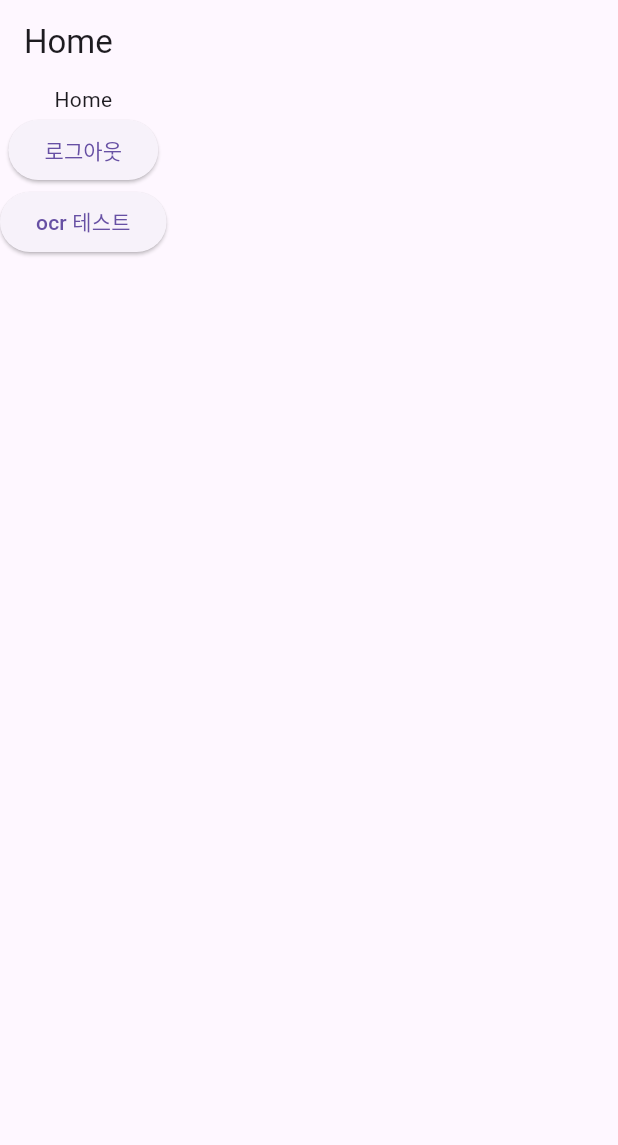
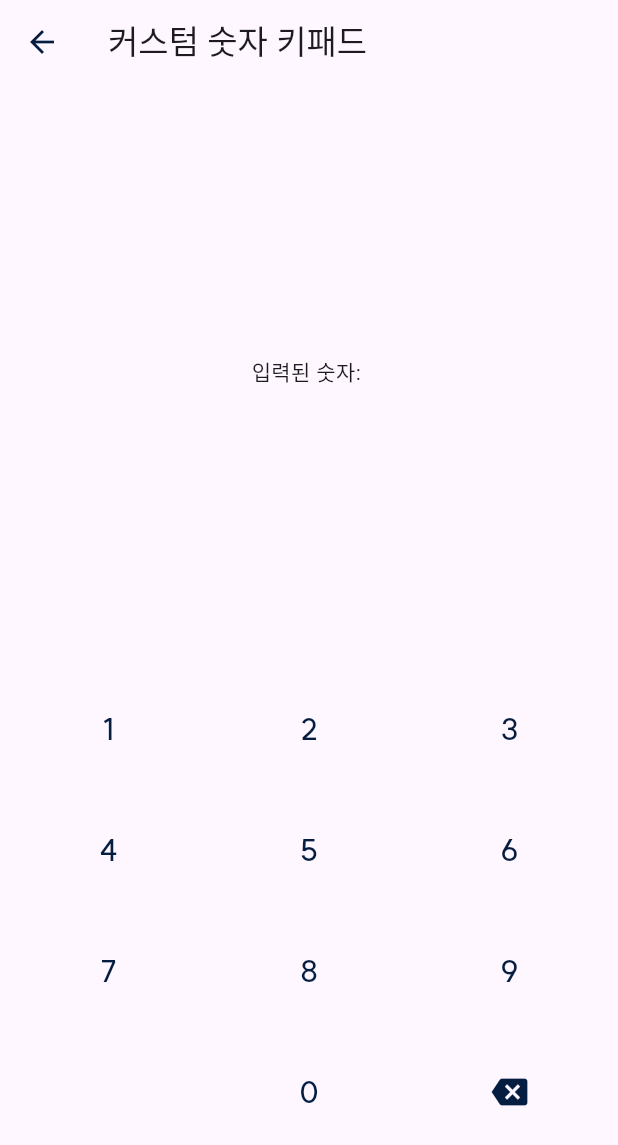
Before and after one commit to pcardchu/pcardchu, a Flutter app: the screen it shows after launch, after a tap on "임시 로그인", on a phone screen of 412 x 824 dp. Shown: the top 1145 px of the screen. Run offline on Flutter 3.47's test engine with Material 3 defaults, Android fonts, the phone set to English and light mode, and no system bars; our stand-ins replace flutter_dotenv; missing offline and left inert: credit_card_scanner, encrypt, kakao_flutter_sdk; project files that could hold a hidden picture were left out.

Commit message:
💠 feat: 커스텀 숫자 입력 패드 구현, 컬러 util, font util 구현, 테마 구현 및 버튼 기본 테마 적용

```diff
--- a/frontend/lib/main.dart
+++ b/frontend/lib/main.dart
@@ -1,4 +1,6 @@
 import 'package:flutter/material.dart';
+import 'package:frontend/providers/password_provider.dart';
+import 'package:frontend/theme/app_theme.dart';
 import 'package:frontend/user/screens/login_screen.dart';
 import 'package:kakao_flutter_sdk/kakao_flutter_sdk_user.dart';
 import 'package:provider/provider.dart';
@@ -23,8 +25,10 @@ class MyApp extends StatelessWidget {
     return MultiProvider(
       providers: [
         ChangeNotifierProvider(create: (context) => LoginProvider()),
+        ChangeNotifierProvider(create: (context) => PasswordProvider()),
       ],
       child: MaterialApp(
+        theme: AppTheme.lightTheme,
         home: LoginScreen(),
       ),
     );
--- /dev/null
+++ b/frontend/lib/providers/password_provider.dart
@@ -0,0 +1,28 @@
+import 'package:flutter/material.dart';
+import 'package:frontend/user/services/password_service.dart';
+
+
+class PasswordProvider with ChangeNotifier {
+  String _inputValue = "";
+
+  String get inputValue => _inputValue;
+
+  void addNumber(int number) {
+    if (_inputValue.length < 6) { // 최대 6자리 숫자까지 입력 가능
+      _inputValue += number.toString();
+      notifyListeners(); // 상태가 변경되었음을 알림
+    }
+  }
+
+  void deleteLast() {
+    if (_inputValue.isNotEmpty) {
+      _inputValue = _inputValue.substring(0, _inputValue.length - 1);
+      notifyListeners(); // 상태가 변경되었음을 알림
+    }
+  }
+
+  void clearInput() {
+    _inputValue = "";
+    notifyListeners(); // 상태가 변경되었음을 알림
+  }
+}
--- /dev/null
+++ b/frontend/lib/theme/app_theme.dart
@@ -0,0 +1,56 @@
+
+import 'package:flutter/cupertino.dart';
+import 'package:flutter/material.dart';
+import 'package:frontend/utils/app_colors.dart';
+import 'package:frontend/utils/app_fonts.dart';
+
+///앱의 테마를 지정하는 클래스
+class AppTheme {
+  static ThemeData get lightTheme {
+    return ThemeData(
+      //textButton
+      textButtonTheme: TextButtonThemeData(
+        style: _commonButtonStyle(),
+      ),
+      //iconButton
+      iconButtonTheme: IconButtonThemeData(
+        style: _commonButtonStyle(),
+      ),
+
+      //elevatedButton
+      elevatedButtonTheme: ElevatedButtonThemeData(
+        style: _commonButtonStyle(),
+      ),
+
+    );
+  }
+
+  static ThemeData get darkTheme {
+    return ThemeData();
+  }
+
+}
+
+//공통적인 버튼의 스타일
+ButtonStyle _commonButtonStyle() {
+  return ButtonStyle(
+    shape: MaterialStateProperty.all<RoundedRectangleBorder>(
+      RoundedRectangleBorder(borderRadius: BorderRadius.circular(10)),
+    ),
+    //글자색
+    foregroundColor: MaterialStateProperty.all(AppColors.mainBlue),
+    textStyle: MaterialStateProperty.all<TextStyle>(
+        AppFonts.suit(fontSize: 16, fontWeight: FontWeight.w600)
+    ),
+    // 배경색 (투명)
+    backgroundColor: MaterialStateProperty.all(Colors.transparent),
+    overlayColor: MaterialStateProperty.resolveWith<Color?>(
+          (Set<MaterialState> states) {
+        if (states.contains(MaterialState.pressed)) {
+          return AppColors.splashBlue; // 스플래시 색상 설정
+        }
+        return null; // 기본값 사용
+      },
+    ),
+  );
+}
--- a/frontend/lib/user/screens/login_screen.dart
+++ b/frontend/lib/user/screens/login_screen.dart
@@ -1,6 +1,6 @@
 import 'package:flutter/material.dart';
-import 'package:frontend/home/screens/home_screen.dart';
 import 'package:frontend/providers/login_provider.dart';
+import 'package:frontend/user/screens/number_pad_screen.dart';
 import 'package:frontend/user/widgets/kakao_login_button.dart';
 import 'package:provider/provider.dart';
 
@@ -19,10 +19,22 @@ class LoginScreen extends StatelessWidget {
             ElevatedButton(
               child: Text("임시 로그인"),
               onPressed: ()  {
-                Navigator.pushReplacement(
-                  context,
-                  MaterialPageRoute(builder: (context) => HomeScreen()),
-                );
+                Navigator.push(context, PageRouteBuilder(
+                  pageBuilder: (context, animation, secondaryAnimation) => NumberInputScreen(),
+                  transitionsBuilder: (context, animation, secondaryAnimation, child) {
+                    var begin = Offset(0.0, 1); // 오른쪽에서 시작
+                    var end = Offset.zero;
+                    var curve = Curves.ease;
+
+                    var tween = Tween(begin: begin, end: end).chain(CurveTween(curve: curve));
+                    var offsetAnimation = animation.drive(tween);
+
+                    return SlideTransition(
+                      position: offsetAnimation,
+                      child: child,
+                    );
+                  },
+                ));
               },
             ),
             KakaoLoginButton(),
--- /dev/null
+++ b/frontend/lib/user/screens/number_pad_screen.dart
@@ -0,0 +1,42 @@
+import 'package:flutter/material.dart';
+import 'package:frontend/providers/password_provider.dart';
+import 'package:frontend/user/widgets/custom_number_pad.dart';
+import 'package:frontend/utils/app_fonts.dart';
+import 'package:provider/provider.dart';
+
+class NumberInputScreen extends StatefulWidget {
+  @override
+  _NumberInputScreenState createState() => _NumberInputScreenState();
+}
+
+class _NumberInputScreenState extends State<NumberInputScreen> {
+  // String _inputValue = "";
+
+  @override
+  Widget build(BuildContext context) {
+    final passwordProvider = Provider.of<PasswordProvider>(context);
+
+    return Scaffold(
+      appBar: AppBar(
+        title: Text("커스텀 숫자 키패드"),
+      ),
+      body: Column(
+        children: [
+          // 첫 번째 자식을 Flexible로 감싸서 비율을 지정합니다.
+          Flexible(
+            flex: 1, // 비율 설정 (1:1 비율을 위해 여기서는 1을 사용)
+            child: Padding(
+              padding: const EdgeInsets.symmetric(vertical: 20),
+              child: Center(child: Text("입력된 숫자: ${passwordProvider.inputValue}")),
+            ),
+          ),
+          // 두 번째 자식을 Flexible로 감싸서 비율을 지정합니다.
+          Flexible(
+            flex: 1, // 비율 설정 (1:1 비율을 위해 여기서는 1을 사용)
+            child: CustomNumberPad(),
+          ),
+        ],
+      ),
+    );
+  }
+}
--- /dev/null
+++ b/frontend/lib/user/services/password_service.dart
@@ -0,0 +1,15 @@
+class PasswordService {
+  String _inputValue = "";
+
+  String get inputValue => _inputValue;
+
+  void addNumber(int number) {
+    _inputValue += "$number";
+  }
+
+  void deleteLast() {
+    if (_inputValue.isNotEmpty) {
+      _inputValue = _inputValue.substring(0, _inputValue.length - 1);
+    }
+  }
+}
--- /dev/null
+++ b/frontend/lib/user/widgets/custom_number_pad.dart
@@ -0,0 +1,55 @@
+
+import 'dart:math';
+
+import 'package:flutter/cupertino.dart';
+import 'package:flutter/material.dart';
+import 'package:frontend/providers/password_provider.dart';
+import 'package:frontend/utils/app_fonts.dart';
+import 'package:provider/provider.dart';
+
+class CustomNumberPad extends StatelessWidget {
+  // final void Function(int) onNumberSelected;
+  //
+  // CustomNumberPad({required this.onNumberSelected});
+
+  @override
+  Widget build(BuildContext context) {
+    final provider = Provider.of<PasswordProvider>(context);
+    // final numbers = provider.numbers; // 숫자 배열 상태를 가져옴
+
+    return GridView.count(
+      physics: NeverScrollableScrollPhysics(),
+      crossAxisCount: 3,
+      childAspectRatio: 1.7,
+      padding: const EdgeInsets.all(8),
+      mainAxisSpacing: 5,
+      crossAxisSpacing: 5,
+      children: List.generate(12, (index) {
+        // 숫자 키패드에서 10번째 위치는 비어있음, 11번째는 0, 12번째는 삭제 버튼
+        if (index == 9) return Container(); // 비어있는 공간
+        if (index == 11) {
+          // 삭제 버튼
+          return IconButton(
+            icon: Icon(Icons.backspace),
+            onPressed: () => provider.deleteLast(), // -1을 전달하여 삭제를 알림
+          );
+        }
+
+        var randomNums = [0, 1, 2, 3, 4, 5, 6, 7, 8, 9]; // 0부터 9까지의 숫자로 배열 초기화
+        // randomNums.shuffle(Random()); // 배열을 무작위로 섞음
+
+        // 0을 포함하여 숫자 버튼 (0은 11번째 위치에 있으므로, 인덱스 조정 필요)
+        final number = index < 9 ? index + 1 : 0;
+
+        return TextButton(
+          child: Text("${randomNums[number]}"),
+          onPressed: () => provider.addNumber(randomNums[number]),
+          style: ElevatedButton.styleFrom(
+              elevation: 0,
+              textStyle: AppFonts.suit(fontSize: 20, fontWeight: FontWeight.w600)
+          ),
+        );
+      }),
+    );
+  }
+}
--- /dev/null
+++ b/frontend/lib/utils/app_colors.dart
@@ -0,0 +1,7 @@
+import 'package:flutter/material.dart';
+
+class AppColors {
+  static const Color mainBlue = Color(0xFF051D40);
+  static const Color lightGrey = Color(0xFF8F99A5);
+  static const Color splashBlue = Color(0x41071C57);
+}
--- /dev/null
+++ b/frontend/lib/utils/app_fonts.dart
@@ -0,0 +1,43 @@
+import 'package:flutter/material.dart';
+
+/// 편리한 폰트 사용을 위한 util
+///
+/// ex)
+/// Text(
+///   '이것은 SUIT 폰트입니다.',
+///   style: AppFonts.suit(fontSize: 16, fontWeight: FontWeight.w500),
+/// )
+///
+///FontWeight.w100 ~ FontWeight.w900: 100에서 900까지 100 단위로 미리 정의된 굵기를 제공합니다. 여기서 FontWeight.w400은 normal 또는 일반 텍스트에 해당하며, FontWeight.w700은 bold에 해당합니다.
+/// FontWeight.normal: 기본 텍스트의 굵기로, FontWeight.w400과 동일합니다.
+/// FontWeight.bold: 굵은 텍스트에 사용되며, FontWeight.w700과 동일합니다.
+class AppFonts {
+  static const String suitFamily = 'SUIT';
+  static const String scDreamFamily = 'SCDream';
+
+  static TextStyle suit({
+    double fontSize = 14,
+    FontWeight fontWeight = FontWeight.normal,
+    Color color = Colors.black,
+  }) {
+    return TextStyle(
+      fontFamily: suitFamily,
+      fontSize: fontSize,
+      fontWeight: fontWeight,
+      color: color,
+    );
+  }
+
+  static TextStyle scDream({
+    double fontSize = 14,
+    FontWeight fontWeight = FontWeight.normal,
+    Color color = Colors.black,
+  }) {
+    return TextStyle(
+      fontFamily: scDreamFamily,
+      fontSize: fontSize,
+      fontWeight: fontWeight,
+      color: color,
+    );
+  }
+}
--- a/frontend/pubspec.yaml
+++ b/frontend/pubspec.yaml
@@ -19,6 +19,7 @@ dependencies:
 
   flutter_dotenv: ^5.1.0
   encrypt: ^5.0.3
+  pinput: ^4.0.0
 
   credit_card_scanner: ^1.0.5
 
```
Also changed, not shown: frontend/lib/user/screens/pin_input_screen.dart (added, +31 -0 lines), frontend/pubspec.lock.
